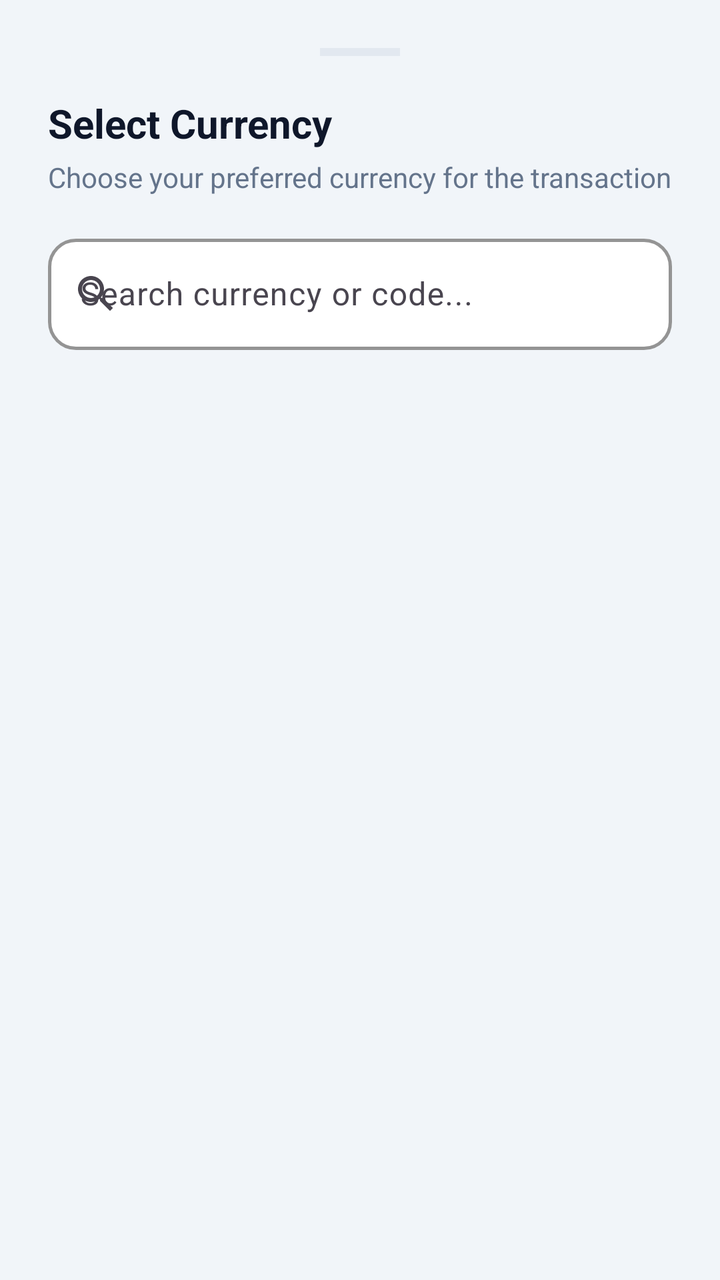
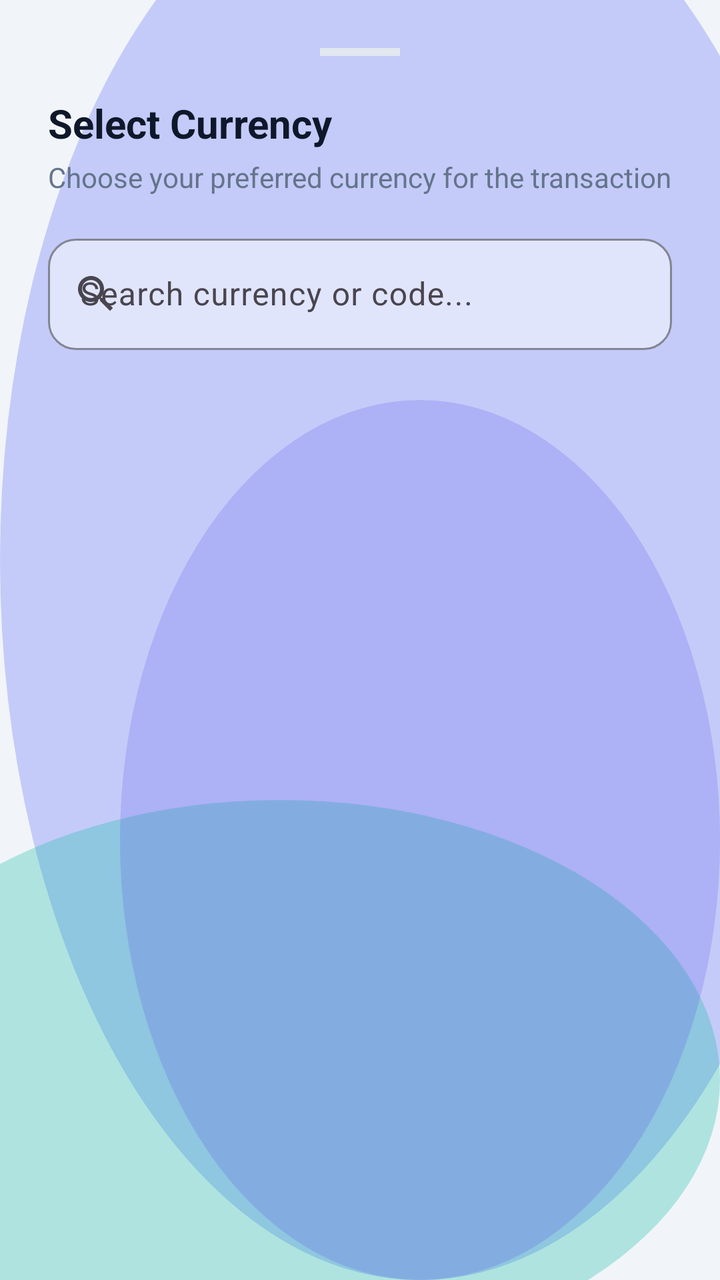

Before-and-after screenshots of an Android layout around one commit, followed by the original layout XML and the change that was made.
<!-- AndroidManifest.xml: application theme Theme.MoneyLens -->
<!-- res/layout/layout_currency_picker.xml -->
<?xml version="1.0" encoding="utf-8"?>
<LinearLayout xmlns:android="http://schemas.android.com/apk/res/android"
    xmlns:app="http://schemas.android.com/apk/res-auto"
    android:layout_width="match_parent"
    android:layout_height="wrap_content"
    android:orientation="vertical"
    android:background="@color/colorBackground"
    android:padding="24dp">

    
    <View
        android:layout_width="40dp"
        android:layout_height="4dp"
        android:layout_gravity="center_horizontal"
        android:background="@color/colorCardBorder"
        android:layout_marginBottom="20dp" />

    <TextView
        android:layout_width="wrap_content"
        android:layout_height="wrap_content"
        android:text="Select Currency"
        android:textColor="@color/colorTextPrimary"
        android:textSize="20sp"
        android:textStyle="bold"
        android:layout_marginBottom="4dp" />

    <TextView
        android:layout_width="wrap_content"
        android:layout_height="wrap_content"
        android:text="Choose your preferred currency for the transaction"
        android:textColor="@color/colorTextSecondary"
        android:textSize="14sp"
        android:layout_marginBottom="16dp" />

    
    <com.google.android.material.textfield.TextInputLayout
        style="@style/ClayInput"
        android:layout_width="match_parent"
        android:layout_height="wrap_content"
        android:hint="Search currency or code..."
        app:startIconDrawable="@drawable/ic_search"
        android:layout_marginBottom="16dp">

        <com.google.android.material.textfield.TextInputEditText
            android:id="@+id/etSearch"
            android:layout_width="match_parent"
            android:layout_height="wrap_content"
            android:inputType="text"
            android:maxLines="1"
            android:textColor="@color/colorTextPrimary" />
    </com.google.android.material.textfield.TextInputLayout>

    
    <androidx.recyclerview.widget.RecyclerView
        android:id="@+id/rvCurrencies"
        android:layout_width="match_parent"
        android:layout_height="320dp"
        android:clipToPadding="false"
        android:scrollbars="vertical" />

</LinearLayout>
<!-- resources referenced by this layout -->
<resources>
  <color name="colorBackground">#F1F5F9</color>
  <color name="colorCardBorder">#E2E8F0</color>
  <color name="colorTextPrimary">#0F172A</color>
  <color name="colorTextSecondary">#64748B</color>
  <style name="ClayInput" parent="Widget.Material3.TextInputLayout.OutlinedBox">
          <item name="boxCornerRadiusTopStart">@dimen/clay_input_radius</item>
          <item name="boxCornerRadiusTopEnd">@dimen/clay_input_radius</item>
          <item name="boxCornerRadiusBottomStart">@dimen/clay_input_radius</item>
          <item name="boxCornerRadiusBottomEnd">@dimen/clay_input_radius</item>
          <item name="boxStrokeColor">@color/colorCardBorder</item>
          <item name="boxStrokeWidth">1.5dp</item>
          <item name="boxStrokeWidthFocused">2.5dp</item>
          <item name="boxBackgroundColor">@color/colorSurface</item>
          <item name="hintTextColor">@color/colorPrimary</item>
      </style>
  <style name="Theme.MoneyLens" parent="Base.Theme.MoneyLens" />
  <color name="colorPrimary">#4F46E5</color>
  <dimen name="clay_input_radius">14dp</dimen>
  <color name="colorSurface">#FFFFFF</color>
  <style name="Base.Theme.MoneyLens" parent="Theme.Material3.Light.NoActionBar">
          
          <item name="colorPrimary">@color/colorPrimary</item>
          <item name="colorOnPrimary">@color/colorOnPrimary</item>
          <item name="colorSecondary">@color/colorSecondary</item>
          <item name="colorError">@color/colorDanger</item>
          <item name="android:windowBackground">@color/colorBackground</item>
          <item name="colorSurface">@color/colorSurface</item>
          <item name="android:colorBackground">@color/colorBackground</item>
          <item name="colorOnSurface">@color/colorTextPrimary</item>
  
          
          <item name="android:statusBarColor">@color/colorBackground</item>
          <item name="android:windowLightStatusBar" tools:targetApi="m">true</item>
          <item name="android:navigationBarColor">@color/colorBackground</item>
      </style>
  <color name="colorOnPrimary">#FFFFFF</color>
  <color name="colorSecondary">#14B8A6</color>
  <color name="colorDanger">#DC2626</color>
  <!-- unchanged entries left out for length: 1 -->
</resources>

<!-- the commit's change to res/layout/layout_currency_picker.xml (unified diff, before → after) -->
@@ -4,7 +4,7 @@
     android:layout_width="match_parent"
     android:layout_height="wrap_content"
     android:orientation="vertical"
-    android:background="@color/colorBackground"
+    android:background="@drawable/bg_mesh_gradient"
     android:padding="24dp">
 
     
<!-- resource entries referenced after the edit -->
@@ -1,26 +1,61 @@
 <!-- resources referenced by this layout -->
 <resources>
   <color name="colorBackground">#F1F5F9</color>
+  <color name="glassMeshOrb1">#66818CF8</color>
+  <color name="glassMeshOrb2">#4D14B8A6</color>
+  <color name="glassMeshOrb3">#334F46E5</color>
   <color name="colorCardBorder">#E2E8F0</color>
   <color name="colorTextPrimary">#0F172A</color>
   <color name="colorTextSecondary">#64748B</color>
+  <!-- drawable bg_mesh_gradient (drawable) -->
+  <?xml version="1.0" encoding="utf-8"?>
+  <layer-list xmlns:android="http://schemas.android.com/apk/res/android">
+      
+      <item>
+          <shape android:shape="rectangle">
+              <solid android:color="@color/colorBackground" />
+          </shape>
+      </item>
+      
+      <item android:top="-80dp" android:right="-60dp">
+          <shape android:shape="oval">
+              <solid android:color="@color/glassMeshOrb1" />
+              <size android:width="280dp" android:height="280dp" />
+          </shape>
+      </item>
+      
+      <item android:bottom="-40dp" android:left="-80dp" android:top="400dp">
+          <shape android:shape="oval">
+              <solid android:color="@color/glassMeshOrb2" />
+              <size android:width="240dp" android:height="240dp" />
+          </shape>
+      </item>
+      
+      <item android:top="200dp" android:left="60dp">
+          <shape android:shape="oval">
+              <solid android:color="@color/glassMeshOrb3" />
+              <size android:width="200dp" android:height="200dp" />
+          </shape>
+      </item>
+  </layer-list>
   <style name="ClayInput" parent="Widget.Material3.TextInputLayout.OutlinedBox">
           <item name="boxCornerRadiusTopStart">@dimen/clay_input_radius</item>
           <item name="boxCornerRadiusTopEnd">@dimen/clay_input_radius</item>
           <item name="boxCornerRadiusBottomStart">@dimen/clay_input_radius</item>
           <item name="boxCornerRadiusBottomEnd">@dimen/clay_input_radius</item>
-          <item name="boxStrokeColor">@color/colorCardBorder</item>
-          <item name="boxStrokeWidth">1.5dp</item>
-          <item name="boxStrokeWidthFocused">2.5dp</item>
-          <item name="boxBackgroundColor">@color/colorSurface</item>
+          <item name="boxStrokeColor">@color/glassInputBorder</item>
+          <item name="boxStrokeWidth">1dp</item>
+          <item name="boxStrokeWidthFocused">2dp</item>
+          <item name="boxBackgroundColor">@color/glassInputBg</item>
           <item name="hintTextColor">@color/colorPrimary</item>
       </style>
   <style name="Theme.MoneyLens" parent="Base.Theme.MoneyLens" />
   <color name="colorPrimary">#4F46E5</color>
   <dimen name="clay_input_radius">14dp</dimen>
+  <color name="glassInputBorder">#A6FFFFFF</color>
+  <color name="glassInputBg">#80FFFFFF</color>
   <color name="colorSurface">#FFFFFF</color>
   <style name="Base.Theme.MoneyLens" parent="Theme.Material3.Light.NoActionBar">
-          
           <item name="colorPrimary">@color/colorPrimary</item>
           <item name="colorOnPrimary">@color/colorOnPrimary</item>
           <item name="colorSecondary">@color/colorSecondary</item>
@@ -31,9 +66,10 @@
           <item name="colorOnSurface">@color/colorTextPrimary</item>
   
           
-          <item name="android:statusBarColor">@color/colorBackground</item>
+          <item name="android:statusBarColor">@android:color/transparent</item>
           <item name="android:windowLightStatusBar" tools:targetApi="m">true</item>
-          <item name="android:navigationBarColor">@color/colorBackground</item>
+          <item name="android:navigationBarColor">@android:color/transparent</item>
+          <item name="android:windowDrawsSystemBarBackgrounds">true</item>
       </style>
   <color name="colorOnPrimary">#FFFFFF</color>
   <color name="colorSecondary">#14B8A6</color>
